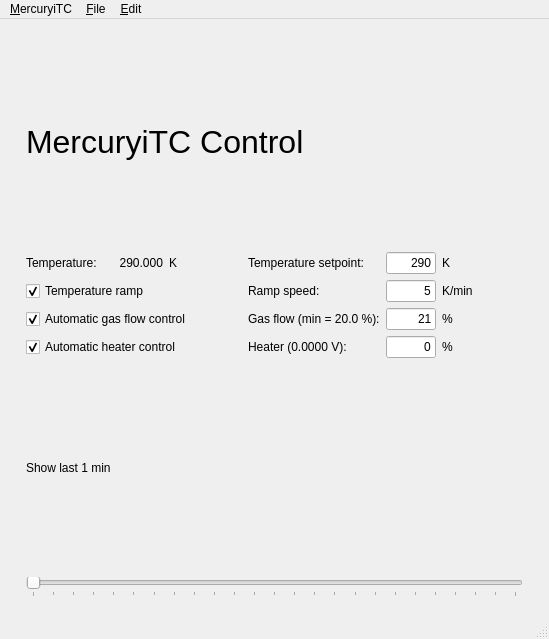
Qt form mercurygui/main.ui (osgirl/mercurygui) before a commit.
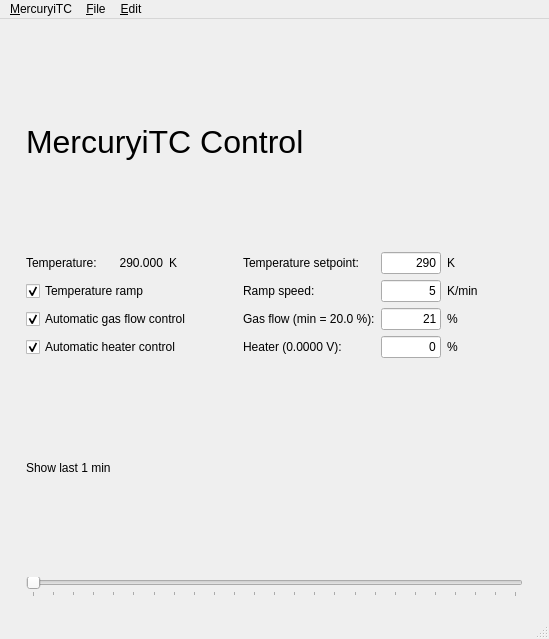
The same form after that commit. Custom widgets are drawn as their Qt base class.

Commit message: persistent window position

Patch:
```diff
--- a/mercurygui/main.ui
+++ b/mercurygui/main.ui
@@ -104,13 +104,13 @@
        <widget class="CLineEdit" name="h1_edit">
         <property name="minimumSize">
          <size>
-          <width>50</width>
+          <width>60</width>
           <height>0</height>
          </size>
         </property>
         <property name="maximumSize">
          <size>
-          <width>50</width>
+          <width>60</width>
           <height>16777215</height>
          </size>
         </property>
@@ -145,13 +145,13 @@
        <widget class="CLineEdit" name="t2_edit">
         <property name="minimumSize">
          <size>
-          <width>50</width>
+          <width>60</width>
           <height>0</height>
          </size>
         </property>
         <property name="maximumSize">
          <size>
-          <width>50</width>
+          <width>60</width>
           <height>16777215</height>
          </size>
         </property>
@@ -167,13 +167,13 @@
        <widget class="CLineEdit" name="r1_edit">
         <property name="minimumSize">
          <size>
-          <width>50</width>
+          <width>60</width>
           <height>0</height>
          </size>
         </property>
         <property name="maximumSize">
          <size>
-          <width>50</width>
+          <width>60</width>
           <height>16777215</height>
          </size>
         </property>
@@ -223,13 +223,13 @@
        <widget class="CLineEdit" name="gf1_edit">
         <property name="minimumSize">
          <size>
-          <width>50</width>
+          <width>60</width>
           <height>0</height>
          </size>
         </property>
         <property name="maximumSize">
          <size>
-          <width>50</width>
+          <width>60</width>
           <height>16777215</height>
          </size>
         </property>
```
The commit also changes 2 other files.
